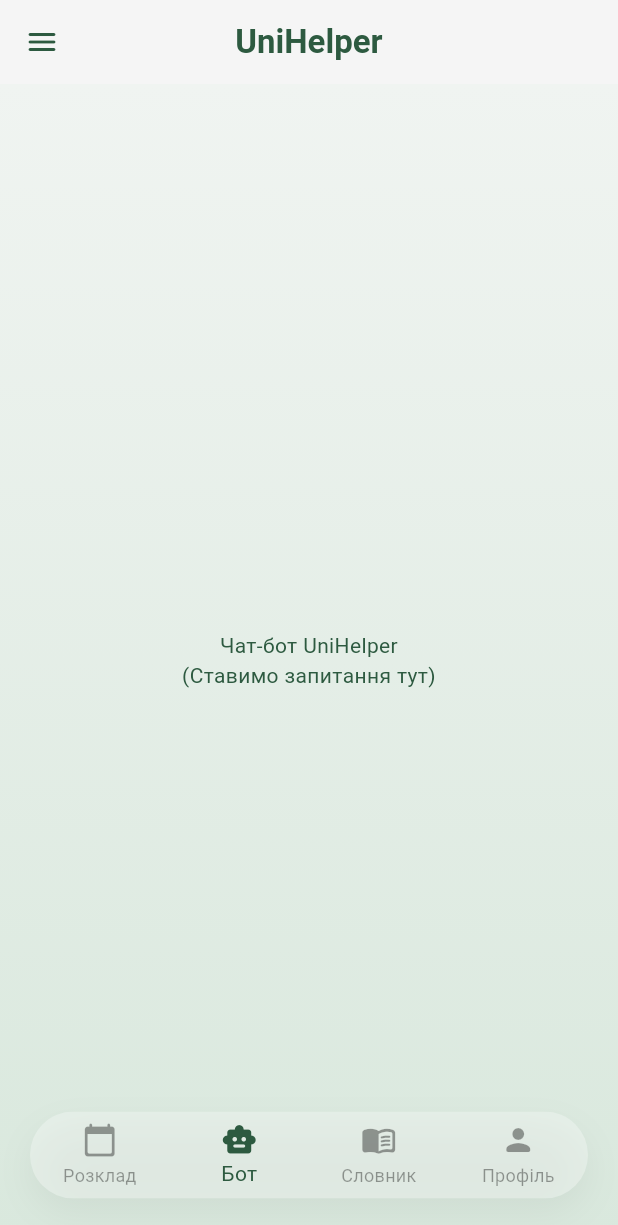
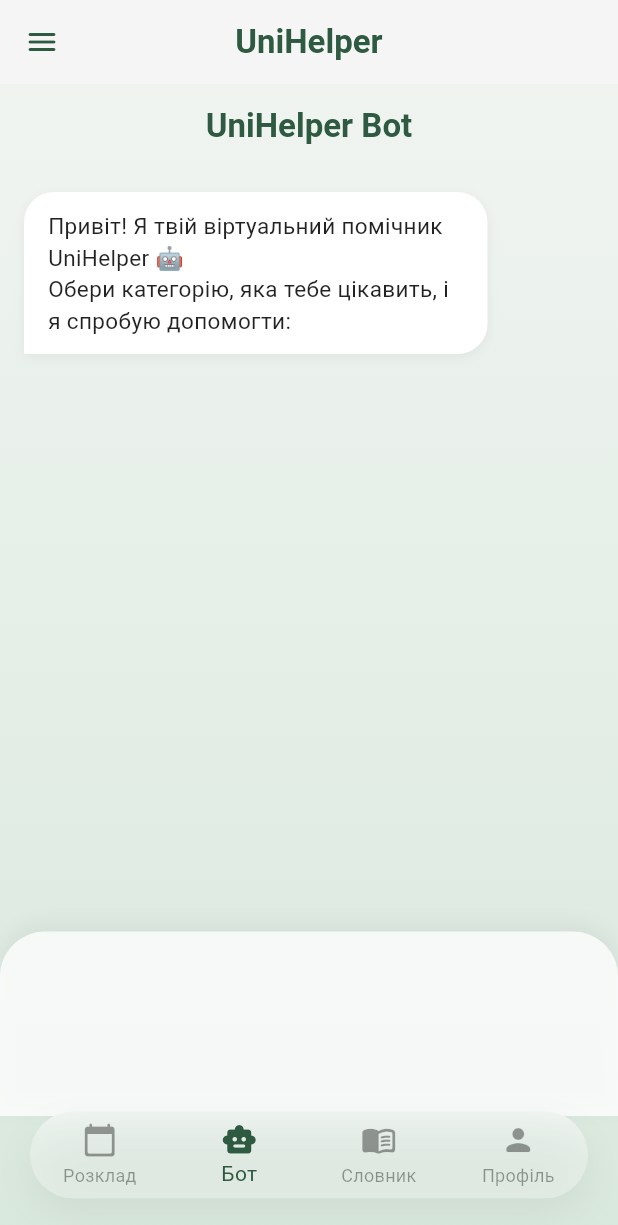
Before and after one commit to viktoriiayakivchuk/uni_helper, a Flutter app: the screen it shows after launch, item 2 of the bottom bar chosen, on a phone screen of 412 x 824 dp. Shown: the top 1225 px of the screen. Run offline on Flutter 3.47's test engine with Material 3 defaults, Android fonts, the phone set to English and light mode, and no system bars; our stand-ins replace cloud_firestore, firebase_auth, firebase_core, flutter_local_notifications, google_sign_in, shared_preferences and 2 more; missing offline and left inert: windows1251; accounts and stored records are empty; generated files the repository leaves out were written again.

Commit message:
feat(chatbot): implement chat bot with firestore integration

```diff
--- /dev/null
+++ b/lib/features/chatbot/presentation/pages/chatbot_page.dart
@@ -0,0 +1,239 @@
+import 'package:flutter/material.dart';
+import 'package:cloud_firestore/cloud_firestore.dart';
+
+// Модель для повідомлення в чаті
+class ChatMessage {
+  final String text;
+  final bool isUser;
+
+  ChatMessage({required this.text, required this.isUser});
+}
+
+class ChatbotPage extends StatefulWidget {
+  const ChatbotPage({super.key});
+
+  @override
+  State<ChatbotPage> createState() => _ChatbotPageState();
+}
+
+class _ChatbotPageState extends State<ChatbotPage> {
+  final FirebaseFirestore _firestore = FirebaseFirestore.instance;
+  final ScrollController _scrollController = ScrollController();
+
+  List<ChatMessage> _messages = [];
+  List<Map<String, dynamic>> _categories = [];
+  List<Map<String, dynamic>> _currentQuestions = [];
+
+  bool _isLoading = true;
+  bool _showingCategories = true;
+
+  @override
+  void initState() {
+    super.initState();
+    _loadCategories();
+  }
+
+  // Завантажуємо дані з Firebase
+  Future<void> _loadCategories() async {
+    try {
+      final snapshot = await _firestore.collection('chatbot_faq').get();
+      _categories = snapshot.docs.map((doc) => doc.data()).toList();
+
+      setState(() {
+        _messages.add(ChatMessage(
+          text: "Привіт! Я твій віртуальний помічник UniHelper 🤖\nОбери категорію, яка тебе цікавить, і я спробую допомогти:",
+          isUser: false
+        ));
+        _isLoading = false;
+        _showingCategories = true;
+      });
+    } catch (e) {
+      setState(() {
+        _messages.add(ChatMessage(text: "Помилка завантаження даних. Перевірте інтернет.", isUser: false));
+        _isLoading = false;
+      });
+    }
+  }
+
+  void _scrollToBottom() {
+    WidgetsBinding.instance.addPostFrameCallback((_) {
+      if (_scrollController.hasClients) {
+        _scrollController.animateTo(
+          _scrollController.position.maxScrollExtent,
+          duration: const Duration(milliseconds: 300),
+          curve: Curves.easeOut,
+        );
+      }
+    });
+  }
+
+  // Обробка кліку на категорію
+  void _selectCategory(Map<String, dynamic> category) {
+    setState(() {
+      _messages.add(ChatMessage(text: category['category'], isUser: true));
+
+      final questionsList = category['questions'] as List<dynamic>? ?? [];
+      _currentQuestions = List<Map<String, dynamic>>.from(questionsList);
+
+      _messages.add(ChatMessage(
+        text: "Ось що зазвичай питають з теми «${category['category']}»:",
+        isUser: false
+      ));
+
+      _showingCategories = false;
+    });
+    _scrollToBottom();
+  }
+
+  // Обробка кліку на конкретне питання
+  void _selectQuestion(Map<String, dynamic> question) {
+    setState(() {
+      _messages.add(ChatMessage(text: question['q'], isUser: true));
+      _messages.add(ChatMessage(text: question['a'], isUser: false));
+
+      // Повертаємо бота до початкового стану
+      _messages.add(ChatMessage(
+        text: "Чи можу я ще чимось допомогти? Обери іншу категорію:",
+        isUser: false
+      ));
+
+      _showingCategories = true;
+      _currentQuestions = [];
+    });
+    _scrollToBottom();
+  }
+
+  @override
+  Widget build(BuildContext context) {
+    return Scaffold(
+      backgroundColor: Colors.transparent, // Щоб було видно градієнт з MainScreen
+      appBar: AppBar(
+        backgroundColor: Colors.transparent,
+        elevation: 0,
+        title: const Text("UniHelper Bot", style: TextStyle(color: Color(0xFF2D5A40), fontWeight: FontWeight.bold)),
+        centerTitle: true,
+        automaticallyImplyLeading: false, // Приховуємо кнопку назад, якщо вона з'являється
+      ),
+      body: Column(
+        children: [
+          // Список повідомлень чату
+          Expanded(
+            child: _isLoading
+                ? const Center(child: CircularProgressIndicator(color: Color(0xFF2D5A40)))
+                : ListView.builder(
+                    controller: _scrollController,
+                    padding: const EdgeInsets.all(16),
+                    itemCount: _messages.length,
+                    itemBuilder: (context, index) {
+                      final message = _messages[index];
+                      return _buildChatBubble(message);
+                    },
+                  ),
+          ),
+
+          // Панель з вибором дій (Quick Replies)
+          Container(
+            width: double.infinity,
+            padding: const EdgeInsets.symmetric(horizontal: 16, vertical: 20),
+            decoration: BoxDecoration(
+              color: Colors.white.withOpacity(0.8),
+              borderRadius: const BorderRadius.vertical(top: Radius.circular(30)),
+              boxShadow: [
+                BoxShadow(color: Colors.black.withOpacity(0.05), blurRadius: 10, offset: const Offset(0, -5))
+              ],
+            ),
+            child: SafeArea(
+              child: _showingCategories ? _buildCategoryChoices() : _buildQuestionChoices(),
+            ),
+          ),
+          const SizedBox(height: 80), // Відступ для BottomNavigationBar з MainScreen
+        ],
+      ),
+    );
+  }
+
+  // Дизайн бульбашки повідомлення
+  Widget _buildChatBubble(ChatMessage message) {
+    return Align(
+      alignment: message.isUser ? Alignment.centerRight : Alignment.centerLeft,
+      child: Container(
+        margin: const EdgeInsets.only(bottom: 12),
+        padding: const EdgeInsets.symmetric(horizontal: 16, vertical: 12),
+        constraints: BoxConstraints(maxWidth: MediaQuery.of(context).size.width * 0.75),
+        decoration: BoxDecoration(
+          color: message.isUser ? const Color(0xFF2D5A40) : Colors.white,
+          borderRadius: BorderRadius.circular(20).copyWith(
+            bottomRight: message.isUser ? const Radius.circular(0) : const Radius.circular(20),
+            bottomLeft: !message.isUser ? const Radius.circular(0) : const Radius.circular(20),
+          ),
+          boxShadow: [
+            BoxShadow(color: Colors.black.withOpacity(0.05), blurRadius: 5, offset: const Offset(0, 2))
+          ],
+        ),
+        child: Text(
+          message.text,
+          style: TextStyle(
+            color: message.isUser ? Colors.white : Colors.black87,
+            fontSize: 15,
+          ),
+        ),
+      ),
+    );
+  }
+
+  // Кнопки вибору категорій
+  Widget _buildCategoryChoices() {
+    return Wrap(
+      spacing: 10,
+      runSpacing: 10,
+      alignment: WrapAlignment.center,
+      children: _categories.map((category) {
+        return ActionChip(
+          label: Text(category['category']),
+          labelStyle: const TextStyle(color: Color(0xFF2D5A40), fontWeight: FontWeight.w600),
+          backgroundColor: const Color(0xFFD9E8DD),
+          shape: RoundedRectangleBorder(borderRadius: BorderRadius.circular(20)),
+          side: BorderSide.none,
+          onPressed: () => _selectCategory(category),
+        );
+      }).toList(),
+    );
+  }
+
+  // Кнопки вибору конкретних питань
+  Widget _buildQuestionChoices() {
+    return Column(
+      crossAxisAlignment: CrossAxisAlignment.stretch,
+      children: [
+        ..._currentQuestions.map((q) {
+          return Padding(
+            padding: const EdgeInsets.only(bottom: 8.0),
+            child: ElevatedButton(
+              style: ElevatedButton.styleFrom(
+                backgroundColor: const Color(0xFF2D5A40),
+                foregroundColor: Colors.white,
+                elevation: 0,
+                padding: const EdgeInsets.symmetric(vertical: 12, horizontal: 16),
+                shape: RoundedRectangleBorder(borderRadius: BorderRadius.circular(15)),
+                alignment: Alignment.centerLeft,
+              ),
+              onPressed: () => _selectQuestion(q),
+              child: Text(q['q'], style: const TextStyle(fontSize: 14)),
+            ),
+          );
+        }),
+        // Кнопка "Назад до категорій"
+        TextButton.icon(
+          onPressed: () {
+            setState(() {
+              _showingCategories = true;
+              _currentQuestions = [];
+            });
+          },
+          icon: const Icon(Icons.arrow_back, size: 18, color: Colors.black54),
+          label: const Text("Назад до тем", style: TextStyle(color: Colors.black54)),
+        )
+      ],
+    );
+  }
+}
--- a/lib/features/navigation/presentation/pages/main_screen.dart
+++ b/lib/features/navigation/presentation/pages/main_screen.dart
@@ -12,6 +12,7 @@ import '../../../auth/presentation/pages/complete_profile_page.dart';
 import '../../../resources/presentation/pages/resources_page.dart';
 import '../../../support/presentation/pages/support_page.dart';
 import '../../../support/data/motivation_data.dart';
+import '../../../chatbot/presentation/pages/chatbot_page.dart';
 
 class MainScreen extends StatefulWidget {
   const MainScreen({super.key});
@@ -27,13 +28,7 @@ class _MainScreenState extends State<MainScreen> {
   // Основні вкладки BottomNavigationBar
   List<Widget> get _pages => [
         const SchedulePage(),
-        const Center(
-          child: Text(
-            'Чат-бот UniHelper\n(Ставимо запитання тут)',
-            textAlign: TextAlign.center,
-            style: TextStyle(color: Color(0xFF2D5A40))
-          )
-        ),
+        const ChatbotPage(),
         const GlossaryPage(),
         _buildProfileTab(),
       ];
```
